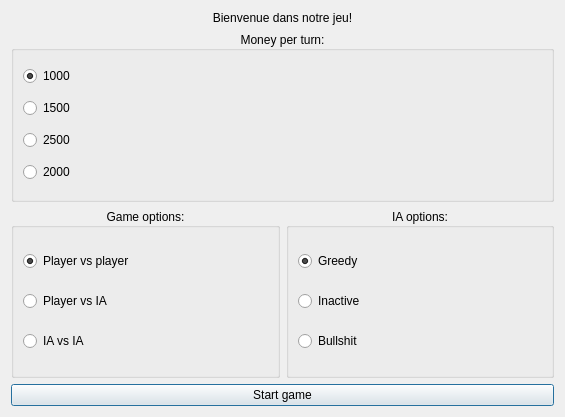
ulb-be-pauleroy/QtCuteSmart_Advance_Wars, file AdvanceWars/startingwindow.ui: the form before one commit.
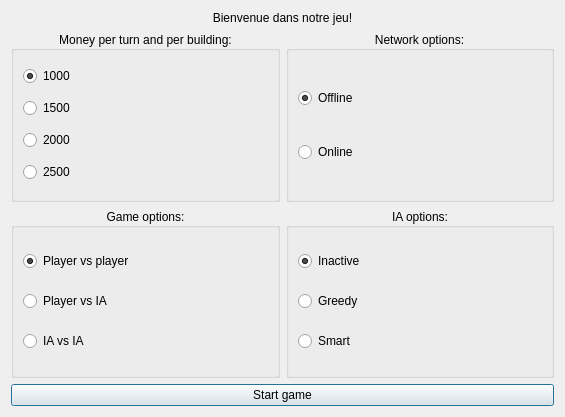
The form after the commit.

Commit message: Launch Game with option from startingWindow

Diff of the .ui file:
```diff
--- a/AdvanceWars/startingwindow.ui
+++ b/AdvanceWars/startingwindow.ui
@@ -37,11 +37,13 @@
     </widget>
    </item>
    <item>
+    <layout class="QHBoxLayout" name="horizontalLayout_2">
+     <item>
     <layout class="QVBoxLayout" name="verticalLayout_4">
      <item>
       <widget class="QGroupBox" name="groupBox">
        <property name="title">
-        <string>Money per turn:</string>
+          <string>Money per turn and per building:</string>
        </property>
        <property name="alignment">
         <set>Qt::AlignCenter</set>
@@ -65,21 +67,56 @@
          </widget>
         </item>
         <item>
-         <widget class="QRadioButton" name="radioButton_9">
-          <property name="text">
-           <string>2500</string>
-          </property>
-         </widget>
-        </item>
-        <item>
-         <widget class="QRadioButton" name="radioButton_10">
+           <widget class="QRadioButton" name="IncomeOption_3">
           <property name="text">
            <string>2000</string>
           </property>
          </widget>
         </item>
-       </layout>
-      </widget>
+          <item>
+           <widget class="QRadioButton" name="IncomeOption_4">
+            <property name="text">
+             <string>2500</string>
+            </property>
+           </widget>
+          </item>
+         </layout>
+        </widget>
+       </item>
+      </layout>
+     </item>
+     <item>
+      <layout class="QVBoxLayout" name="verticalLayout_8">
+       <item>
+        <widget class="QGroupBox" name="groupBox_4">
+         <property name="title">
+          <string>Network options:</string>
+         </property>
+         <property name="alignment">
+          <set>Qt::AlignCenter</set>
+         </property>
+         <layout class="QVBoxLayout" name="verticalLayout_9">
+          <item>
+           <widget class="QRadioButton" name="radioButton_2">
+            <property name="text">
+             <string>Offline</string>
+            </property>
+            <property name="checked">
+             <bool>true</bool>
+            </property>
+           </widget>
+          </item>
+          <item>
+           <widget class="QRadioButton" name="radioButton">
+            <property name="text">
+             <string>Online</string>
+            </property>
+           </widget>
+          </item>
+         </layout>
+        </widget>
+       </item>
+      </layout>
      </item>
     </layout>
    </item>
@@ -103,7 +140,7 @@
          </property>
          <layout class="QVBoxLayout" name="verticalLayout_6">
           <item>
-           <widget class="QRadioButton" name="radioButton_2">
+           <widget class="QRadioButton" name="GameOption_1">
             <property name="cursor">
              <cursorShape>ArrowCursor</cursorShape>
             </property>
@@ -123,7 +160,7 @@
            </widget>
           </item>
           <item>
-           <widget class="QRadioButton" name="radioButton">
+           <widget class="QRadioButton" name="GameOption_3">
             <property name="text">
              <string>IA vs IA</string>
             </property>
@@ -146,26 +183,29 @@
          </property>
          <layout class="QVBoxLayout" name="verticalLayout_7">
           <item>
-           <widget class="QRadioButton" name="radioButton_4">
-            <property name="text">
-             <string>Greedy</string>
-            </property>
-            <property name="checked">
-             <bool>true</bool>
-            </property>
-           </widget>
-          </item>
-          <item>
-           <widget class="QRadioButton" name="radioButton_5">
+           <widget class="QRadioButton" name="IAOption_1">
             <property name="text">
              <string>Inactive</string>
             </property>
+            <property name="checked">
+             <bool>true</bool>
+            </property>
            </widget>
           </item>
           <item>
            <widget class="QRadioButton" name="radioButton_6">
             <property name="text">
-             <string>Bullshit</string>
+             <string>Greedy</string>
+            </property>
+            <property name="checked">
+             <bool>false</bool>
+            </property>
+           </widget>
+          </item>
+          <item>
+           <widget class="QRadioButton" name="IAOption_3">
+            <property name="text">
+             <string>Smart</string>
             </property>
            </widget>
           </item>
```
Left out of the diff: 8 changed lines with no effect on the pictures. Lines whose indentation alone changed are shown as unchanged. The commit also changes 5 other files.
